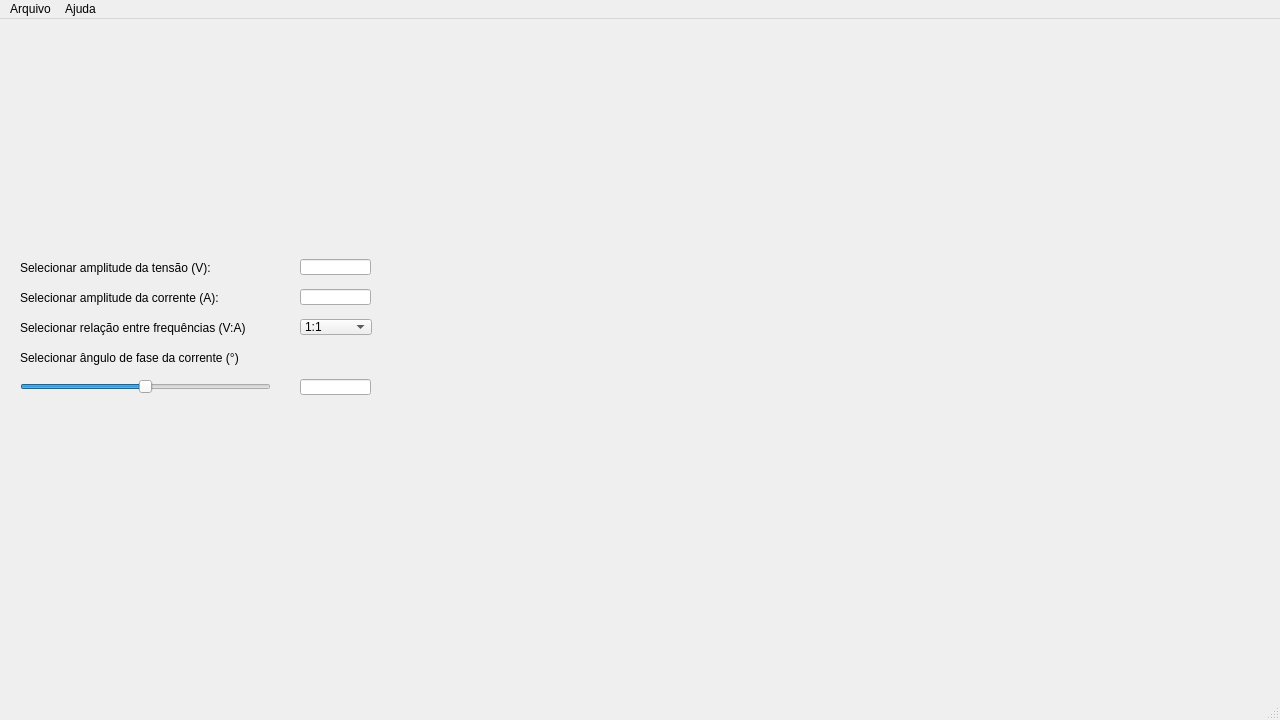
Above: include/mainwindow.ui from lusabar/ValoresInstantaneos before the change. Below: the same form after it.
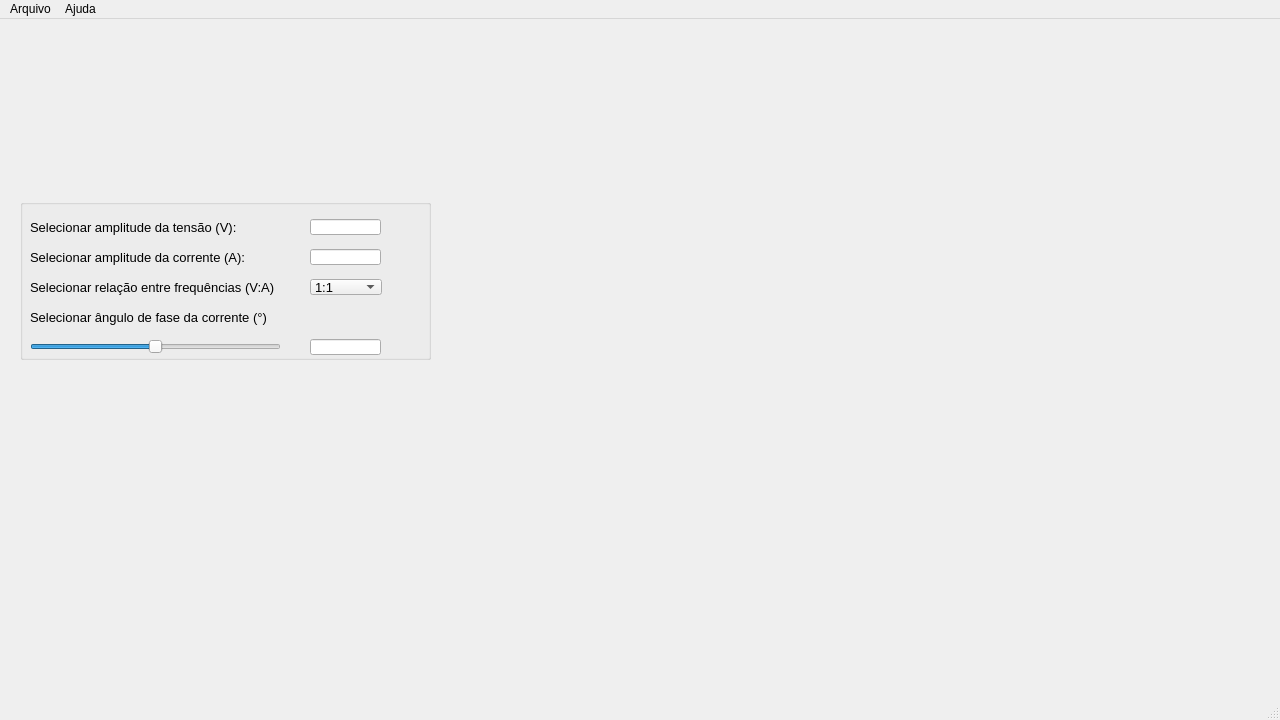
That is the form after the change. Custom widgets are drawn as their Qt base class.

Commit message: Adds a power plot to the screen and increases line thickness, also changing the way colors are implemented

```diff
--- a/include/mainwindow.ui
+++ b/include/mainwindow.ui
@@ -23,156 +23,81 @@
    <property name="contextMenuPolicy">
     <enum>Qt::ContextMenuPolicy::NoContextMenu</enum>
    </property>
-   <widget class="QSlider" name="phase_slider">
-    <property name="geometry">
-     <rect>
-      <x>20</x>
-      <y>360</y>
-      <width>251</width>
-      <height>16</height>
-     </rect>
-    </property>
-    <property name="inputMethodHints">
-     <set>Qt::InputMethodHint::ImhNone</set>
-    </property>
-    <property name="minimum">
-     <number>-90</number>
-    </property>
-    <property name="maximum">
-     <number>90</number>
-    </property>
-    <property name="orientation">
-     <enum>Qt::Orientation::Horizontal</enum>
-    </property>
-   </widget>
-   <widget class="QLineEdit" name="phase_txt">
-    <property name="geometry">
-     <rect>
-      <x>300</x>
-      <y>360</y>
-      <width>71</width>
-      <height>16</height>
-     </rect>
-    </property>
-    <property name="font">
-     <font>
-      <pointsize>8</pointsize>
-     </font>
-    </property>
-    <property name="inputMethodHints">
-     <set>Qt::InputMethodHint::ImhNone</set>
-    </property>
-   </widget>
-   <widget class="QLabel" name="label">
-    <property name="geometry">
-     <rect>
-      <x>20</x>
-      <y>330</y>
-      <width>251</width>
-      <height>17</height>
-     </rect>
-    </property>
-    <property name="text">
-     <string>Selecionar ângulo de fase da corrente (°)</string>
-    </property>
-   </widget>
-   <widget class="QLabel" name="label_3">
-    <property name="geometry">
-     <rect>
-      <x>20</x>
-      <y>240</y>
-      <width>251</width>
-      <height>17</height>
-     </rect>
-    </property>
-    <property name="text">
-     <string>Selecionar amplitude da tensão (V):</string>
-    </property>
-   </widget>
-   <widget class="QLineEdit" name="vamp_txt">
-    <property name="geometry">
-     <rect>
-      <x>300</x>
-      <y>240</y>
-      <width>71</width>
-      <height>16</height>
-     </rect>
-    </property>
-    <property name="font">
-     <font>
-      <pointsize>8</pointsize>
-     </font>
-    </property>
-    <property name="inputMethodHints">
-     <set>Qt::InputMethodHint::ImhNone</set>
-    </property>
-   </widget>
-   <widget class="QLineEdit" name="iamp_txt">
-    <property name="geometry">
-     <rect>
-      <x>300</x>
-      <y>270</y>
-      <width>71</width>
-      <height>16</height>
-     </rect>
-    </property>
-    <property name="font">
-     <font>
-      <pointsize>8</pointsize>
-     </font>
-    </property>
-    <property name="inputMethodHints">
-     <set>Qt::InputMethodHint::ImhNone</set>
-    </property>
-   </widget>
-   <widget class="QLabel" name="label_4">
-    <property name="geometry">
-     <rect>
-      <x>20</x>
-      <y>270</y>
-      <width>251</width>
-      <height>17</height>
-     </rect>
-    </property>
-    <property name="text">
-     <string>Selecionar amplitude da corrente (A):</string>
-    </property>
-   </widget>
    <widget class="QCustomPlot" name="sine" native="true">
     <property name="geometry">
      <rect>
       <x>20</x>
-      <y>390</y>
-      <width>371</width>
-      <height>281</height>
+      <y>350</y>
+      <width>411</width>
+      <height>321</height>
      </rect>
     </property>
    </widget>
    <widget class="QCustomPlot" name="liss" native="true">
     <property name="geometry">
      <rect>
-      <x>400</x>
-      <y>390</y>
-      <width>371</width>
-      <height>281</height>
+      <x>440</x>
+      <y>350</y>
+      <width>411</width>
+      <height>321</height>
      </rect>
     </property>
    </widget>
    <widget class="QCustomPlot" name="vector" native="true">
     <property name="geometry">
      <rect>
-      <x>400</x>
-      <y>60</y>
-      <width>371</width>
+      <x>440</x>
+      <y>20</y>
+      <width>411</width>
       <height>321</height>
      </rect>
     </property>
    </widget>
+   <widget class="QLabel" name="logo">
+    <property name="geometry">
+     <rect>
+      <x>20</x>
+      <y>20</y>
+      <width>351</width>
+      <height>151</height>
+     </rect>
+    </property>
+    <property name="text">
+     <string/>
+    </property>
+   </widget>
+   <widget class="QCustomPlot" name="power" native="true">
+    <property name="geometry">
+     <rect>
+      <x>860</x>
+      <y>350</y>
+      <width>411</width>
+      <height>321</height>
+     </rect>
+    </property>
+   </widget>
+   <widget class="QGroupBox" name="groupBox">
+    <property name="geometry">
+     <rect>
+      <x>20</x>
+      <y>180</y>
+      <width>411</width>
+      <height>161</height>
+     </rect>
+    </property>
+    <property name="font">
+     <font>
+      <pointsize>10</pointsize>
+     </font>
+    </property>
+    <property name="title">
+     <string/>
+    </property>
    <widget class="QComboBox" name="freqList">
     <property name="geometry">
      <rect>
-      <x>300</x>
-      <y>300</y>
+       <x>290</x>
+       <y>80</y>
       <width>72</width>
       <height>16</height>
      </rect>
@@ -213,11 +138,108 @@
      </property>
     </item>
    </widget>
+    <widget class="QLineEdit" name="vamp_txt">
+     <property name="geometry">
+      <rect>
+       <x>290</x>
+       <y>20</y>
+       <width>71</width>
+       <height>16</height>
+      </rect>
+     </property>
+     <property name="font">
+      <font>
+       <pointsize>8</pointsize>
+      </font>
+     </property>
+     <property name="inputMethodHints">
+      <set>Qt::InputMethodHint::ImhNone</set>
+     </property>
+    </widget>
+    <widget class="QSlider" name="phase_slider">
+     <property name="geometry">
+      <rect>
+       <x>10</x>
+       <y>140</y>
+       <width>251</width>
+       <height>16</height>
+      </rect>
+     </property>
+     <property name="inputMethodHints">
+      <set>Qt::InputMethodHint::ImhNone</set>
+     </property>
+     <property name="minimum">
+      <number>-90</number>
+     </property>
+     <property name="maximum">
+      <number>90</number>
+     </property>
+     <property name="orientation">
+      <enum>Qt::Orientation::Horizontal</enum>
+     </property>
+    </widget>
+    <widget class="QLabel" name="label_3">
+     <property name="geometry">
+      <rect>
+       <x>10</x>
+       <y>20</y>
+       <width>251</width>
+       <height>17</height>
+      </rect>
+     </property>
+     <property name="text">
+      <string>Selecionar amplitude da tensão (V):</string>
+     </property>
+    </widget>
+    <widget class="QLabel" name="label_4">
+     <property name="geometry">
+      <rect>
+       <x>10</x>
+       <y>50</y>
+       <width>251</width>
+       <height>17</height>
+      </rect>
+     </property>
+     <property name="text">
+      <string>Selecionar amplitude da corrente (A):</string>
+     </property>
+    </widget>
+    <widget class="QLineEdit" name="phase_txt">
+     <property name="geometry">
+      <rect>
+       <x>290</x>
+       <y>140</y>
+       <width>71</width>
+       <height>16</height>
+      </rect>
+     </property>
+     <property name="font">
+      <font>
+       <pointsize>8</pointsize>
+      </font>
+     </property>
+     <property name="inputMethodHints">
+      <set>Qt::InputMethodHint::ImhNone</set>
+     </property>
+    </widget>
+    <widget class="QLabel" name="label">
+     <property name="geometry">
+      <rect>
+       <x>10</x>
+       <y>110</y>
+       <width>251</width>
+       <height>17</height>
+      </rect>
+     </property>
+     <property name="text">
+      <string>Selecionar ângulo de fase da corrente (°)</string>
+     </property>
+    </widget>
    <widget class="QLabel" name="label_5">
     <property name="geometry">
      <rect>
-      <x>20</x>
-      <y>300</y>
+       <x>10</x>
+       <y>80</y>
       <width>251</width>
       <height>17</height>
      </rect>
@@ -226,19 +248,31 @@
      <string>Selecionar relação entre frequências (V:A)</string>
     </property>
    </widget>
-   <widget class="QLabel" name="logo">
+    <widget class="QLineEdit" name="iamp_txt">
     <property name="geometry">
      <rect>
-      <x>20</x>
-      <y>20</y>
-      <width>351</width>
-      <height>191</height>
-     </rect>
-    </property>
-    <property name="text">
-     <string/>
-    </property>
-   </widget>
+       <x>290</x>
+       <y>50</y>
+       <width>71</width>
+       <height>16</height>
+      </rect>
+     </property>
+     <property name="font">
+      <font>
+       <pointsize>8</pointsize>
+      </font>
+     </property>
+     <property name="inputMethodHints">
+      <set>Qt::InputMethodHint::ImhNone</set>
+     </property>
+    </widget>
+   </widget>
+   <zorder>groupBox</zorder>
+   <zorder>sine</zorder>
+   <zorder>liss</zorder>
+   <zorder>vector</zorder>
+   <zorder>logo</zorder>
+   <zorder>power</zorder>
   </widget>
   <widget class="QMenuBar" name="menubar">
    <property name="geometry">
```
Lines whose indentation alone changed are shown as unchanged. The commit also changes 4 other files.
